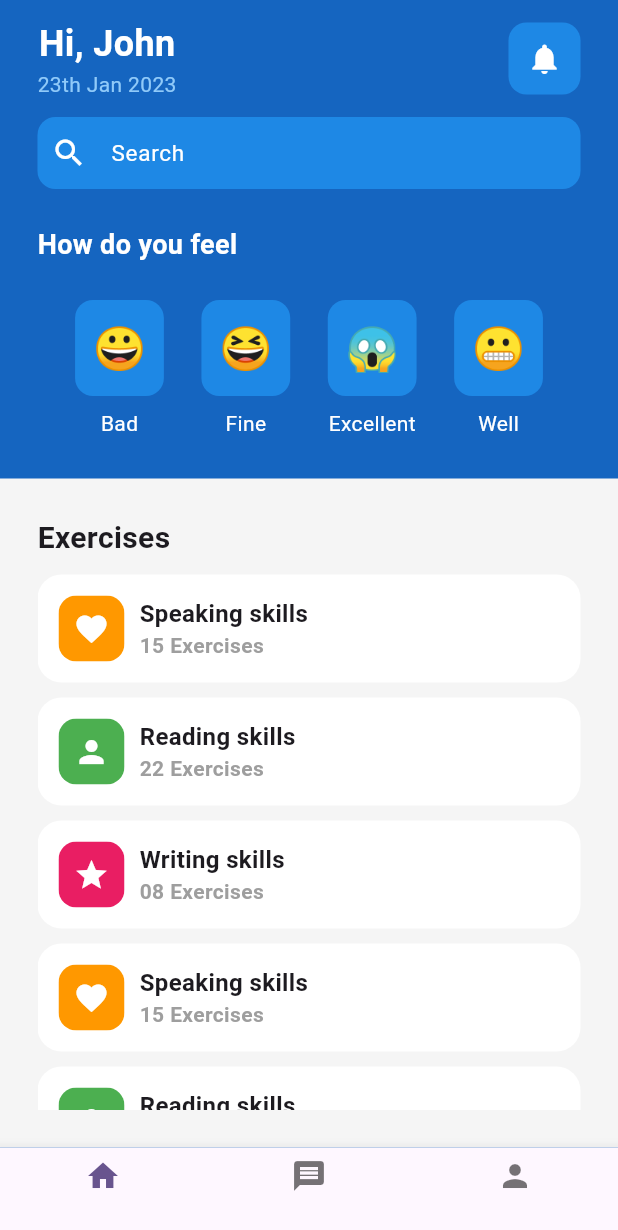
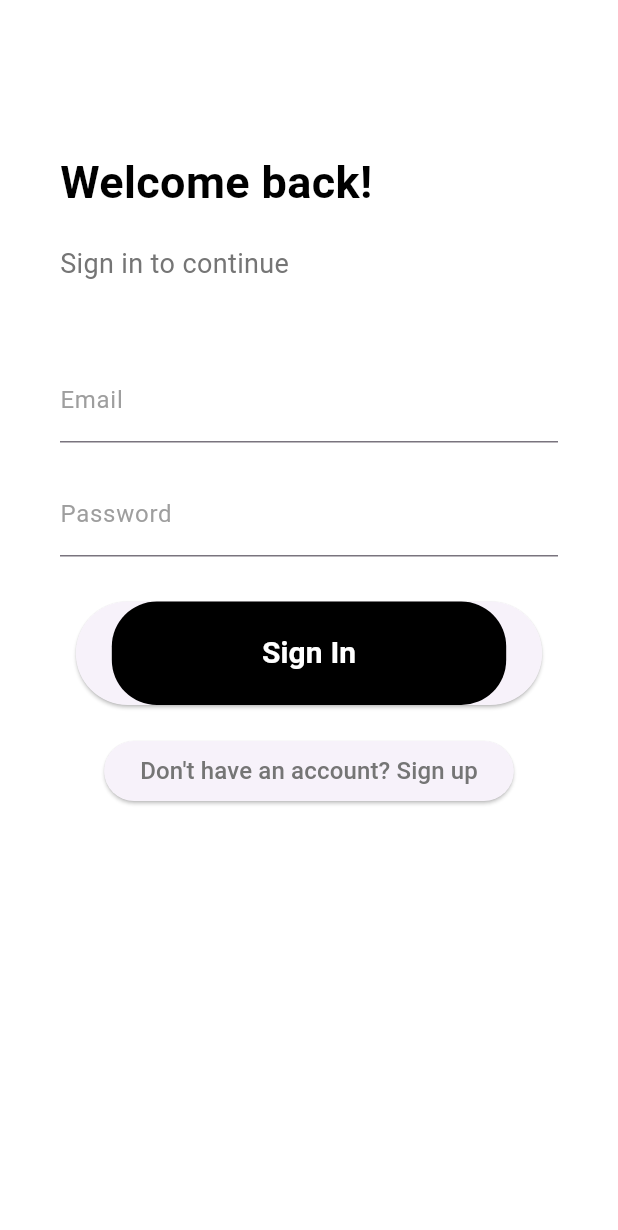
Before and after one commit to Daham2000/flutter_sample, a Flutter app: the screen it shows after launch, on a phone screen of 412 x 824 dp. Shown: the top 1230 px of the screen. Run offline on Flutter 3.47's test engine with Material 3 defaults, Android fonts, the phone set to English and light mode, and no system bars; our stand-ins replace cloud_firestore, firebase_core, flutter_bloc; accounts and stored records are empty.

Commit message:
init project file structure

```diff
--- a/lib/main.dart
+++ b/lib/main.dart
@@ -1,5 +1,6 @@
 import 'package:flu/bloc/NotificationCubit.dart';
-import 'package:flu/screens/HomePage/HomePage.dart';
+import 'package:flu/screens/LoginPage/login_page_provider.dart';
+import 'package:flu/theme/theme.dart';
 import 'package:flutter/material.dart';
 import 'package:flutter_bloc/flutter_bloc.dart';
 import 'package:firebase_core/firebase_core.dart';
@@ -23,13 +24,12 @@ class MyApp extends StatelessWidget {
     return MaterialApp(
       title: 'Flutter Demo',
       debugShowCheckedModeBanner: false,
-      theme: ThemeData(
-        colorScheme: ColorScheme.fromSeed(seedColor: Colors.deepPurple),
-        useMaterial3: true,
-      ),
+      theme: lightTheme, // Set the light theme as the default
+      darkTheme: darkTheme, // Set the dark theme
+      themeMode: ThemeMode.system, // Use system theme mode (light or dark)
       home: BlocProvider(
         create: (_) => NotificationCubit(),
-        child: const MyHomePage(title: 'Flutter Demo Home Page'),
+        child: const LoginPageProvider(),
       ),
     );
   }
--- /dev/null
+++ b/lib/screens/HomePage/home_page_provider.dart
@@ -0,0 +1,17 @@
+import 'package:flu/bloc/NotificationCubit.dart';
+import 'package:flutter/material.dart';
+import 'package:flutter_bloc/flutter_bloc.dart';
+
+import 'home_view.dart';
+
+class HomePageProvider extends StatelessWidget {
+  const HomePageProvider({super.key});
+
+  @override
+  Widget build(BuildContext context) {
+    return BlocProvider(
+      create: (_) => NotificationCubit(),
+      child: const MyHomePage(),
+    );
+  }
+}
--- a/lib/screens/HomePage/HomePage.dart
+++ b/lib/screens/HomePage/home_view.dart
@@ -7,9 +7,7 @@ import 'package:flutter/material.dart';
 import 'package:flutter_bloc/flutter_bloc.dart';
 
 class MyHomePage extends StatefulWidget {
-  const MyHomePage({super.key, required this.title});
-
-  final String title;
+  const MyHomePage({super.key});
 
   @override
   State<MyHomePage> createState() => _MyHomePageState();
--- /dev/null
+++ b/lib/screens/LoginPage/login_page_provider.dart
@@ -0,0 +1,16 @@
+import 'package:flu/bloc/NotificationCubit.dart';
+import 'package:flu/screens/LoginPage/login_page_view.dart';
+import 'package:flutter/material.dart';
+import 'package:flutter_bloc/flutter_bloc.dart';
+
+class LoginPageProvider extends StatelessWidget {
+  const LoginPageProvider({super.key});
+
+  @override
+  Widget build(BuildContext context) {
+    return BlocProvider(
+      create: (_) => NotificationCubit(),
+      child: const LoginView(),
+    );
+  }
+}
--- /dev/null
+++ b/lib/screens/LoginPage/login_page_view.dart
@@ -0,0 +1,168 @@
+import 'package:flu/bloc/NotificationCubit.dart';
+import 'package:flutter/material.dart';
+import 'package:flutter_bloc/flutter_bloc.dart';
+import '../../db/models/notification.dart';
+
+class LoginView extends StatefulWidget {
+  const LoginView({super.key});
+
+  @override
+  State<LoginView> createState() => _NotificationViewState();
+}
+
+class _NotificationViewState extends State<LoginView> {
+  final _formKey = GlobalKey<FormState>();
+  TextEditingController _emailController = TextEditingController();
+  TextEditingController _passwordController = TextEditingController();
+
+  @override
+  void dispose() {
+    _emailController.dispose();
+    _passwordController.dispose();
+    super.dispose();
+  }
+
+  bool isValidEmail(String email) {
+    // Simple email validation using a regular expression
+    return RegExp(r'^[\w-\.]+@([\w-]+\.)+[\w-]{2,4}$').hasMatch(email);
+  }
+
+  @override
+  Widget build(BuildContext context) {
+    return BlocBuilder<NotificationCubit, List<Notifications>>(
+        builder: (context, notifications) {
+      return GestureDetector(
+        onTap: () {
+          // Close the keyboard when the user taps outside the text fields
+          FocusScope.of(context).unfocus();
+        },
+        child: Scaffold(
+          backgroundColor: Colors.white,
+          body: SingleChildScrollView(
+            child: Column(
+              crossAxisAlignment: CrossAxisAlignment.start,
+              children: <Widget>[
+                SizedBox(height: 100.0),
+                Padding(
+                  padding: EdgeInsets.symmetric(horizontal: 40.0),
+                  child: Text(
+                    'Welcome back!',
+                    style: TextStyle(
+                      color: Colors.black,
+                      fontSize: 30.0,
+                      fontWeight: FontWeight.bold,
+                    ),
+                  ),
+                ),
+                SizedBox(height: 20.0),
+                Padding(
+                  padding: EdgeInsets.symmetric(horizontal: 40.0),
+                  child: Text(
+                    'Sign in to continue',
+                    style: TextStyle(
+                      color: Colors.grey[600],
+                      fontSize: 18.0,
+                    ),
+                  ),
+                ),
+                SizedBox(height: 50.0),
+                Form(
+                  key: _formKey,
+                  child: Column(
+                    children: <Widget>[
+                      Padding(
+                        padding: EdgeInsets.symmetric(horizontal: 40.0),
+                        child: TextFormField(
+                          controller: _emailController,
+                          validator: (value) {
+                            if (value!.isEmpty) {
+                              return 'Please enter your email';
+                            }
+                            if (!isValidEmail(value)) {
+                              return 'Please enter a valid email';
+                            }
+                            return null;
+                          },
+                          decoration: InputDecoration(
+                            labelText: 'Email',
+                            labelStyle: TextStyle(color: Colors.grey),
+                            focusedBorder: UnderlineInputBorder(
+                              borderSide: BorderSide(color: Colors.black),
+                            ),
+                          ),
+                        ),
+                      ),
+                      SizedBox(height: 20.0),
+                      Padding(
+                        padding: EdgeInsets.symmetric(horizontal: 40.0),
+                        child: TextFormField(
+                          controller: _passwordController,
+                          validator: (value) {
+                            if (value!.isEmpty) {
+                              return 'Please enter your password';
+                            }
+                            // Add more password validation logic if needed
+                            return null;
+                          },
+                          obscureText: true,
+                          decoration: InputDecoration(
+                            labelText: 'Password',
+                            labelStyle: TextStyle(color: Colors.grey),
+                            focusedBorder: UnderlineInputBorder(
+                              borderSide: BorderSide(color: Colors.black),
+                            ),
+                          ),
+                        ),
+                      ),
+                    ],
+                  ),
+                ),
+                SizedBox(height: 30.0),
+                Center(
+                  child: ElevatedButton(
+                    onPressed: () {
+                      if (_formKey.currentState!.validate()) {
+                        // Add login logic here
+                      }
+                    },
+                    child: Container(
+                      padding:
+                          EdgeInsets.symmetric(horizontal: 100.0, vertical: 20.0),
+                      decoration: BoxDecoration(
+                        color: Colors.black,
+                        borderRadius: BorderRadius.circular(30.0),
+                      ),
+                      child: Text(
+                        'Sign In',
+                        style: TextStyle(
+                          color: Colors.white,
+                          fontSize: 20.0,
+                          fontWeight: FontWeight.bold,
+                        ),
+                      ),
+                    ),
+                  ),
+                ),
+                SizedBox(height: 20.0),
+                Center(
+                  child: ElevatedButton(
+                    onPressed: () {
+                      // Add navigation logic here
+                    },
+                    child: Text(
+                      'Don\'t have an account? Sign up',
+                      style: TextStyle(
+                        color: Colors.grey[600],
+                        fontSize: 16.0,
+                      ),
+                    ),
+                  ),
+                ),
+              ],
+            ),
+          ),
+        ),
+      );
+    });
+  }
+}
--- /dev/null
+++ b/lib/theme/theme.dart
@@ -0,0 +1,55 @@
+import 'package:flutter/material.dart';
+import 'package:flutter/services.dart';
+
+// Light theme colors
+final Color _primaryColor = Colors.blue;
+final Color _accentColor = Colors.orange;
+
+// Dark theme colors
+final Color? _darkPrimaryColor = Colors.blue[700];
+final Color _darkAccentColor = Colors.orange[700]!;
+
+// Light theme
+final ThemeData lightTheme = ThemeData(
+  primaryColor: _primaryColor,
+  hintColor: _accentColor,
+  scaffoldBackgroundColor: Colors.white,
+  appBarTheme: AppBarTheme(
+    color: _primaryColor,
+    iconTheme: IconThemeData(color: Colors.white),
+    systemOverlayStyle: SystemUiOverlayStyle.dark,
+  ),
+  buttonTheme: ButtonThemeData(
+    buttonColor: _primaryColor,
+    textTheme: ButtonTextTheme.primary,
+  ),
+  textTheme: TextTheme(
+    bodyLarge: TextStyle(color: Colors.black),
+    bodyMedium: TextStyle(color: Colors.grey[600]),
+  ),
+);
+
+// Dark theme
+final ThemeData darkTheme = ThemeData(
+  primaryColor: _darkPrimaryColor,
+  hintColor: _darkAccentColor,
+  scaffoldBackgroundColor: Colors.grey[900],
+  appBarTheme: AppBarTheme(
+    color: _darkPrimaryColor,
+    iconTheme: IconThemeData(color: Colors.white),
+    systemOverlayStyle: SystemUiOverlayStyle.light,
+  ),
+  buttonTheme: ButtonThemeData(
+    buttonColor: _darkPrimaryColor,
+    textTheme: ButtonTextTheme.primary,
+  ),
+  textTheme: TextTheme(
+    bodyLarge: TextStyle(color: Colors.white),
+    bodyMedium: TextStyle(color: Colors.grey[400]),
+  ),
+);
+
+// Function to toggle between light and dark theme
+ThemeData getTheme(bool isDarkMode) {
+  return isDarkMode ? darkTheme : lightTheme;
+}
```
